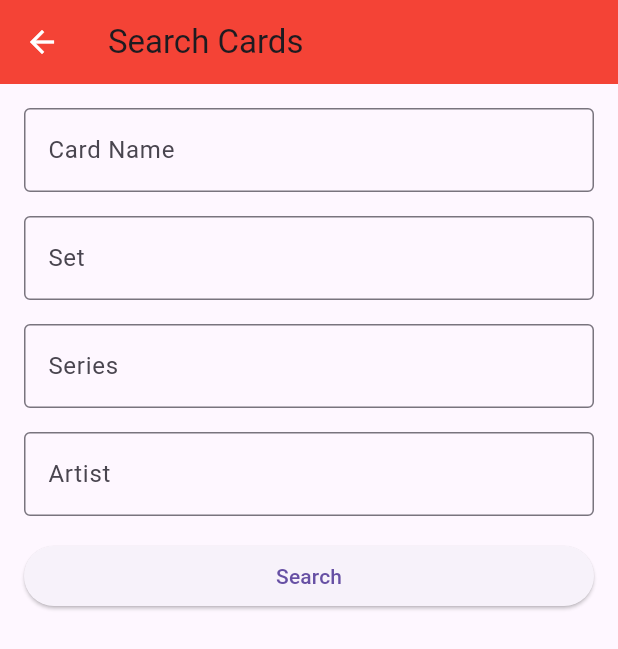
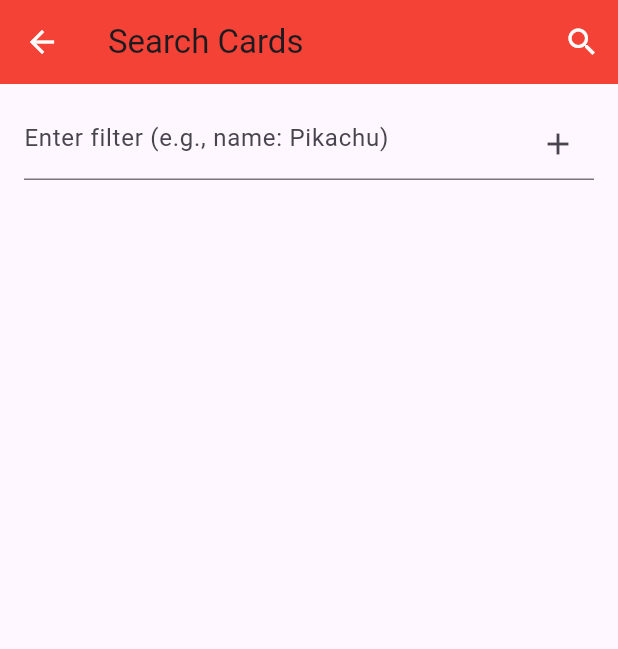
Before and after one commit to llau9/TCGDex, a Flutter app: the SearchPage screen opened directly, on a phone screen of 412 x 824 dp. Shown: the top 649 px of the screen. Run offline on Flutter 3.47's test engine with Material 3 defaults, Android fonts, the phone set to English and light mode, and no system bars; our stand-ins replace camera, cloud_firestore, firebase_auth, firebase_core; accounts and stored records are empty.

Commit message:
Working on advanced search

```diff
--- a/my_app/lib/search_page.dart
+++ b/my_app/lib/search_page.dart
@@ -1,6 +1,5 @@
 import 'package:flutter/material.dart';
 import 'package:flutter/services.dart';
-import 'dart:convert';
 
 class SearchPage extends StatefulWidget {
   @override
@@ -8,28 +7,49 @@ class SearchPage extends StatefulWidget {
 }
 
 class _SearchPageState extends State<SearchPage> {
-  final TextEditingController _nameController = TextEditingController();
-  final TextEditingController _setController = TextEditingController();
-  final TextEditingController _seriesController = TextEditingController();
-  final TextEditingController _artistController = TextEditingController();
-
+  final TextEditingController _searchController = TextEditingController();
+  List<String> _filters = [];
   List<String> _searchResults = [];
 
   void _search() async {
     const platform = MethodChannel('com.example/tcgdex');
+    Map<String, String> criteria = _parseFilters(_filters);
+    print("Search criteria: $criteria"); // Debugging
+
     try {
-      final List<dynamic> results = await platform.invokeMethod('searchCards', {
-        'name': _nameController.text,
-        'set': _setController.text,
-        'series': _seriesController.text,
-        'artist': _artistController.text,
-      });
+      final List<dynamic> results = await platform.invokeMethod('searchCards', criteria);
+      print("Search results: $results"); // Debugging
       setState(() {
         _searchResults = results.cast<String>();
       });
     } on PlatformException catch (e) {
       ScaffoldMessenger.of(context).showSnackBar(SnackBar(content: Text('Failed to search cards: ${e.message}')));
     }
+  }
+
+  Map<String, String> _parseFilters(List<String> filters) {
+    Map<String, String> criteria = {};
+    for (String filter in filters) {
+      List<String> parts = filter.split(':');
+      if (parts.length == 2) {
+        String key = parts[0].trim().toLowerCase();
+        String value = parts[1].trim();
+        criteria[key] = value;
+      }
+    }
+    return criteria;
+  }
+
+  void _addFilter(String filter) {
+    setState(() {
+      _filters.add(filter);
+    });
+  }
+
+  void _removeFilter(int index) {
+    setState(() {
+      _filters.removeAt(index);
+    });
   }
 
   void _fetchCardDetails(String cardId) async {
@@ -47,52 +67,55 @@ class _SearchPageState extends State<SearchPage> {
     return Scaffold(
       appBar: AppBar(
         title: const Text('Search Cards'),
+        actions: [
+          IconButton(
+            icon: Icon(Icons.search),
+            onPressed: _search,
+          ),
+        ],
       ),
       body: Padding(
         padding: const EdgeInsets.all(16.0),
-        child: ListView(
+        child: Column(
           children: [
             TextField(
-              controller: _nameController,
+              controller: _searchController,
               decoration: InputDecoration(
-                labelText: 'Card Name',
-                border: OutlineInputBorder(),
+                hintText: 'Enter filter (e.g., name: Pikachu)',
+                suffixIcon: IconButton(
+                  icon: Icon(Icons.add),
+                  onPressed: () {
+                    if (_searchController.text.isNotEmpty) {
+                      _addFilter(_searchController.text);
+                      _searchController.clear();
+                    }
+                  },
+                ),
               ),
             ),
             const SizedBox(height: 16),
-            TextField(
-              controller: _setController,
-              decoration: InputDecoration(
-                labelText: 'Set',
-                border: OutlineInputBorder(),
+            Wrap(
+              spacing: 8.0,
+              children: _filters.asMap().entries.map((entry) {
+                int index = entry.key;
+                String filter = entry.value;
+                return Chip(
+                  label: Text(filter),
+                  onDeleted: () => _removeFilter(index),
+                );
+              }).toList(),
+            ),
+            const SizedBox(height: 16),
+            Expanded(
+              child: ListView(
+                children: _searchResults.map((id) {
+                  return ListTile(
+                    title: Text(id),
+                    onTap: () => _fetchCardDetails(id),
+                  );
+                }).toList(),
               ),
             ),
-            const SizedBox(height: 16),
-            TextField(
-              controller: _seriesController,
-              decoration: InputDecoration(
-                labelText: 'Series',
-                border: OutlineInputBorder(),
-              ),
-            ),
-            const SizedBox(height: 16),
-            TextField(
-              controller: _artistController,
-              decoration: InputDecoration(
-                labelText: 'Artist',
-                border: OutlineInputBorder(),
-              ),
-            ),
-            const SizedBox(height: 16),
-            ElevatedButton(
-              onPressed: _search,
-              child: const Text('Search'),
-            ),
-            const SizedBox(height: 16),
-            ..._searchResults.map((id) => ListTile(
-              title: Text(id),
-              onTap: () => _fetchCardDetails(id),
-            )).toList(),
           ],
         ),
       ),
--- a/my_app/pubspec.yaml
+++ b/my_app/pubspec.yaml
@@ -29,5 +29,3 @@ dev_dependencies:
 
 flutter:
   uses-material-design: true
-  assets:
-    - my_app\assets\cardAttributes.csv
```
Also changed, not shown: 1 other file.
